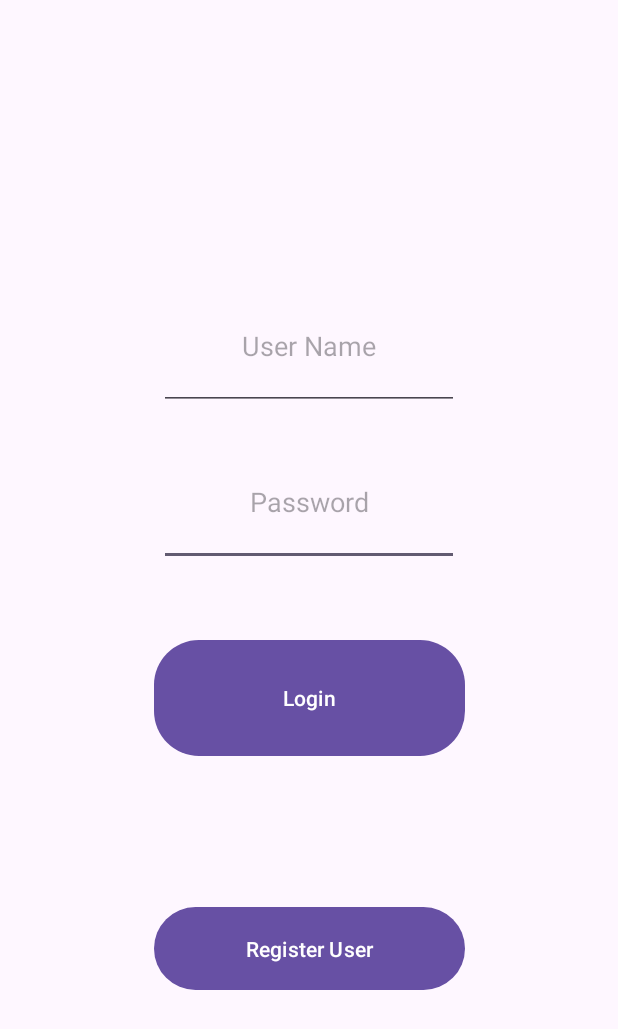
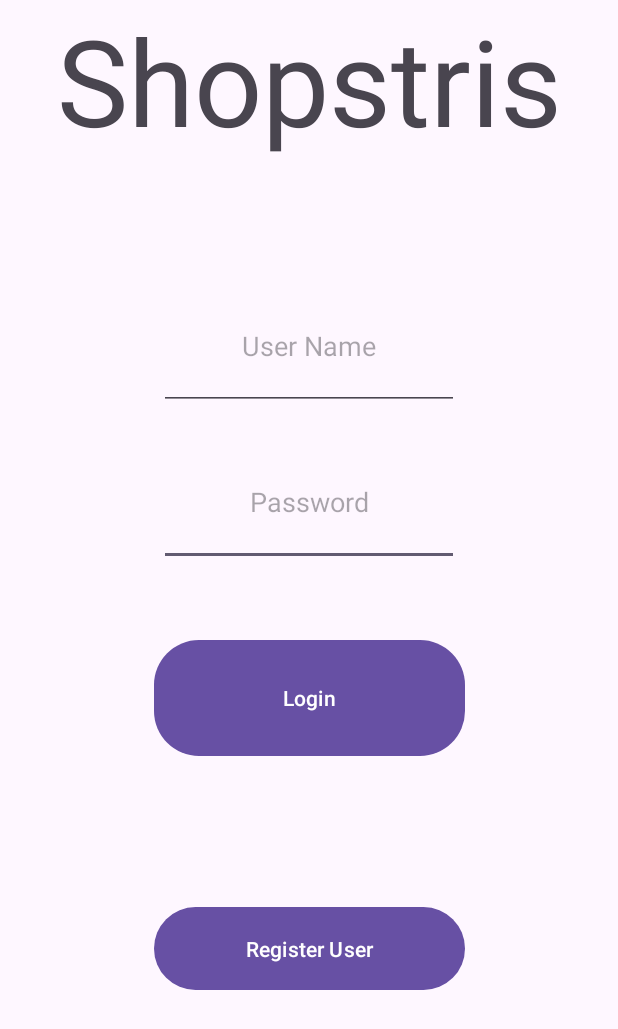
Before and after one commit to DylanBeach25/ShopstrisRepaired, an Android app: the screen it shows after launch (MainActivity), on a phone screen of 412 x 824 dp. Shown: the top 1029 px of the screen. Run offline under Robolectric (Android 15) with nearby library versions, the phone set to English and light mode, and no system bars; our stand-ins replace Room's generated code.

Commit message:
Added Shopstris to main activity

```diff
--- a/app/src/main/res/layout/activity_main.xml
+++ b/app/src/main/res/layout/activity_main.xml
@@ -33,6 +33,17 @@
         app:layout_constraintStart_toStartOf="parent"
         app:layout_constraintTop_toTopOf="parent" />
 
+    <TextView
+        android:layout_width="match_parent"
+        android:layout_height="wrap_content"
+        android:text="@string/shopstris"
+        android:gravity="center"
+        android:textSize="80sp"
+        app:layout_constraintTop_toTopOf="parent"
+        app:layout_constraintStart_toStartOf="parent"
+        app:layout_constraintEnd_toEndOf="parent"
+        />
+
 
     <Button
         android:id="@+id/login_button"
--- a/app/src/main/res/values/strings.xml
+++ b/app/src/main/res/values/strings.xml
@@ -12,4 +12,5 @@
     <string name="current_orders">Current Orders</string>
     <string name="previous_orders">Previous Orders</string>
     <string name="admin_tools">Admin Tools</string>
+    <string name="shopstris">Shopstris</string>
 </resources>
```
